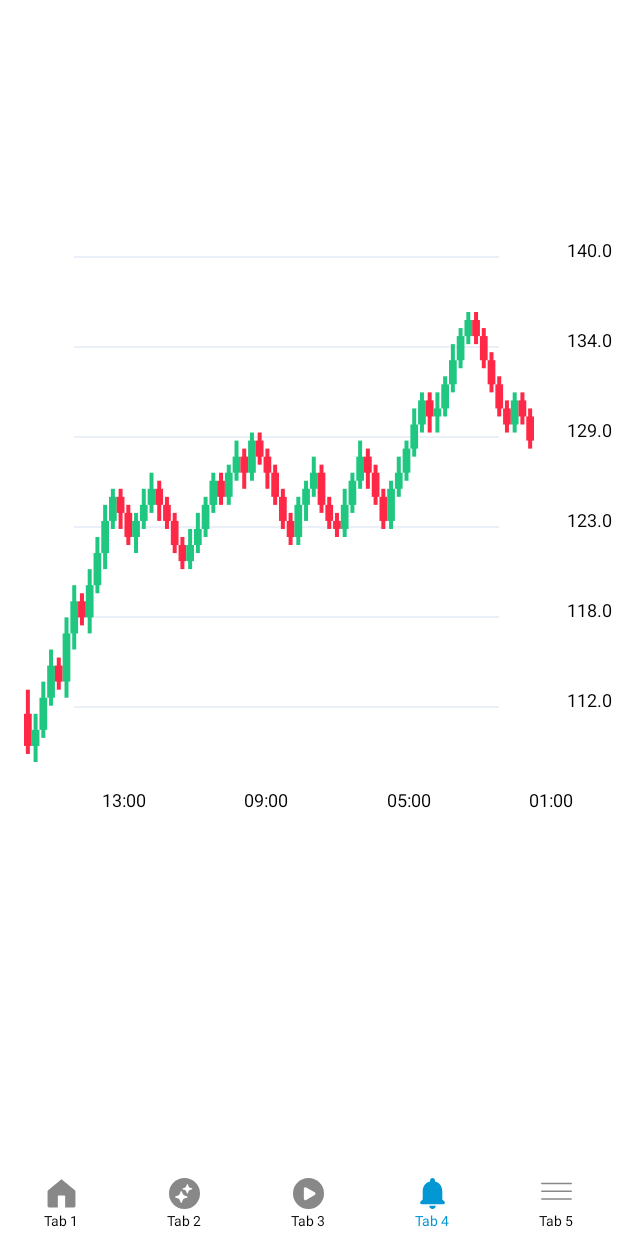
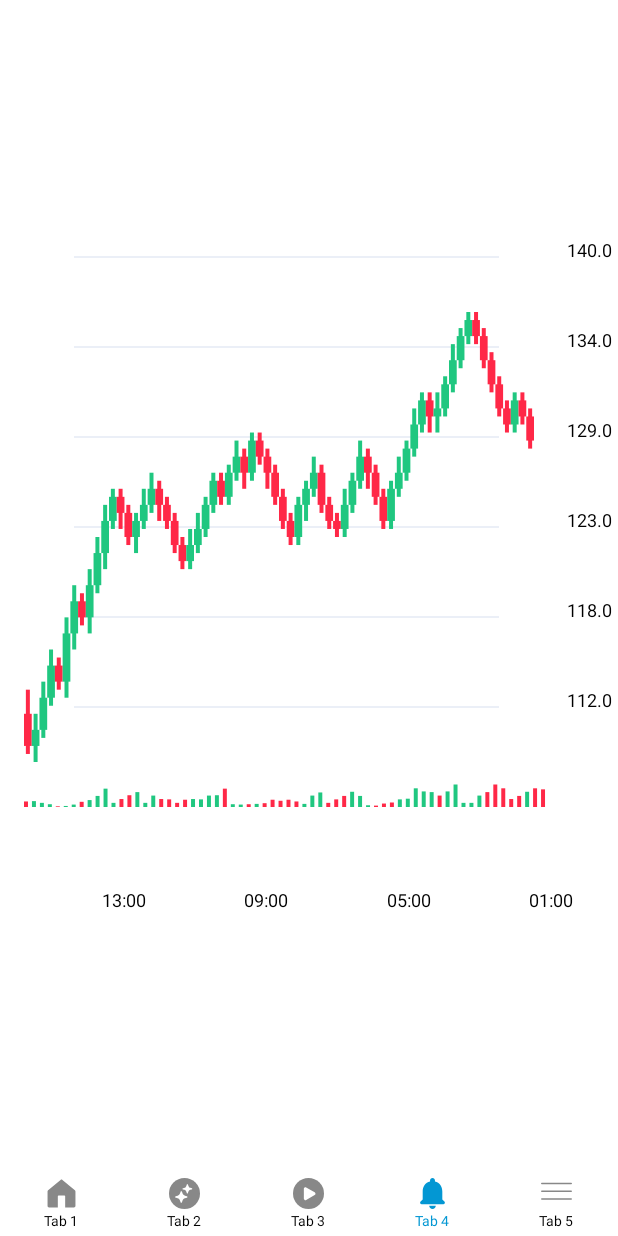
Before and after one commit to vuxbasnin/app_national_flag, an Android app built with Jetpack Compose: the screen it shows after launch (MainActivity), item 4 of the bottom bar chosen, on a phone screen of 412 x 824 dp. Run offline under Robolectric (Android 15) with nearby library versions, the phone set to English and light mode, and no system bars; our stand-ins replace Dagger/Hilt's generated code, Room's generated code, Timber, sdp/ssp sizes; libraries missing offline, so code that uses them is left out: com.chuckerteam.chucker; pictures from the network do not load.

Commit message:
update candle chart

```diff
--- a/app/src/main/java/vbn/clean/nation_flag/data/model/response/chart/DataChart.kt
+++ b/app/src/main/java/vbn/clean/nation_flag/data/model/response/chart/DataChart.kt
@@ -27,70 +27,70 @@ fun parseCandlestickData(jsonString: String): List<CandlestickData> {
 val json = """[
     {"timestamp": "2023-06-01T13:00:00Z", "open": 115.0, "close": 113.0, "high": 116.5, "low": 112.5, "volume": 1600},
     {"timestamp": "2023-06-01T14:00:00Z", "open": 113.0, "close": 114.0, "high": 115.0, "low": 112.0, "volume": 1700},
-    {"timestamp": "2023-06-01T15:00:00Z", "open": 114.0, "close": 116.0, "high": 117.0, "low": 113.5, "volume": 1800},
-    {"timestamp": "2023-06-01T16:00:00Z", "open": 116.0, "close": 118.0, "high": 119.0, "low": 115.5, "volume": 1900},
-    {"timestamp": "2023-06-01T17:00:00Z", "open": 118.0, "close": 117.0, "high": 118.5, "low": 116.5, "volume": 2000},
-    {"timestamp": "2023-06-01T18:00:00Z", "open": 117.0, "close": 120.0, "high": 121.0, "low": 116.0, "volume": 2100},
-    {"timestamp": "2023-06-01T19:00:00Z", "open": 120.0, "close": 122.0, "high": 123.0, "low": 119.0, "volume": 2200},
-    {"timestamp": "2023-06-01T20:00:00Z", "open": 122.0, "close": 121.0, "high": 122.5, "low": 120.5, "volume": 2300},
-    {"timestamp": "2023-06-01T21:00:00Z", "open": 121.0, "close": 123.0, "high": 124.0, "low": 120.0, "volume": 2400},
-    {"timestamp": "2023-06-01T22:00:00Z", "open": 123.0, "close": 125.0, "high": 126.0, "low": 122.5, "volume": 2500},
-    {"timestamp": "2023-06-01T23:00:00Z", "open": 125.0, "close": 127.0, "high": 128.0, "low": 124.0, "volume": 2600},
-    {"timestamp": "2023-06-02T00:00:00Z", "open": 127.0, "close": 128.5, "high": 129.0, "low": 126.5, "volume": 2700},
-    {"timestamp": "2023-06-02T01:00:00Z", "open": 128.5, "close": 127.5, "high": 129.0, "low": 126.5, "volume": 2800},
-    {"timestamp": "2023-06-02T02:00:00Z", "open": 127.5, "close": 126.0, "high": 128.0, "low": 125.5, "volume": 2900},
-    {"timestamp": "2023-06-02T03:00:00Z", "open": 126.0, "close": 127.0, "high": 127.5, "low": 125.0, "volume": 3000},
-    {"timestamp": "2023-06-02T04:00:00Z", "open": 127.0, "close": 128.0, "high": 129.0, "low": 126.5, "volume": 3100},
-    {"timestamp": "2023-06-02T05:00:00Z", "open": 128.0, "close": 129.0, "high": 130.0, "low": 127.5, "volume": 3200},
-    {"timestamp": "2023-06-02T06:00:00Z", "open": 129.0, "close": 128.0, "high": 129.5, "low": 127.0, "volume": 3300},
-    {"timestamp": "2023-06-02T07:00:00Z", "open": 128.0, "close": 127.0, "high": 128.5, "low": 126.5, "volume": 3400},
-    {"timestamp": "2023-06-02T08:00:00Z", "open": 127.0, "close": 125.5, "high": 127.5, "low": 125.0, "volume": 3500},
-    {"timestamp": "2023-06-02T09:00:00Z", "open": 125.5, "close": 124.5, "high": 126.0, "low": 124.0, "volume": 3600},
-    {"timestamp": "2023-06-02T10:00:00Z", "open": 124.5, "close": 125.5, "high": 126.5, "low": 124.0, "volume": 3700},
-    {"timestamp": "2023-06-02T11:00:00Z", "open": 125.5, "close": 126.5, "high": 127.5, "low": 125.0, "volume": 3800},
-    {"timestamp": "2023-06-02T12:00:00Z", "open": 126.5, "close": 128.0, "high": 128.5, "low": 126.0, "volume": 3900},
-    {"timestamp": "2023-06-02T13:00:00Z", "open": 128.0, "close": 129.5, "high": 130.0, "low": 127.5, "volume": 4000},
-    {"timestamp": "2023-06-02T14:00:00Z", "open": 129.5, "close": 128.5, "high": 130.0, "low": 128.0, "volume": 4100},
-    {"timestamp": "2023-06-02T15:00:00Z", "open": 128.5, "close": 130.0, "high": 130.5, "low": 128.0, "volume": 4200},
-    {"timestamp": "2023-06-02T16:00:00Z", "open": 130.0, "close": 131.0, "high": 132.0, "low": 129.5, "volume": 4300},
-    {"timestamp": "2023-06-02T17:00:00Z", "open": 131.0, "close": 130.0, "high": 131.5, "low": 129.0, "volume": 4400},
-    {"timestamp": "2023-06-02T18:00:00Z", "open": 130.0, "close": 132.0, "high": 132.5, "low": 129.5, "volume": 4500},
-    {"timestamp": "2023-06-02T19:00:00Z", "open": 132.0, "close": 131.0, "high": 132.5, "low": 130.5, "volume": 4600},
-    {"timestamp": "2023-06-02T20:00:00Z", "open": 131.0, "close": 130.0, "high": 131.5, "low": 129.0, "volume": 4700},
-    {"timestamp": "2023-06-02T21:00:00Z", "open": 130.0, "close": 128.5, "high": 130.5, "low": 128.0, "volume": 4800},
-    {"timestamp": "2023-06-02T22:00:00Z", "open": 128.5, "close": 127.0, "high": 129.0, "low": 126.5, "volume": 4900},
-    {"timestamp": "2023-06-02T23:00:00Z", "open": 127.0, "close": 126.0, "high": 127.5, "low": 125.5, "volume": 5000},
-    {"timestamp": "2023-06-03T00:00:00Z", "open": 126.0, "close": 128.0, "high": 128.5, "low": 125.5, "volume": 5100},
-    {"timestamp": "2023-06-03T01:00:00Z", "open": 128.0, "close": 129.0, "high": 129.5, "low": 127.0, "volume": 5200},
-    {"timestamp": "2023-06-03T02:00:00Z", "open": 129.0, "close": 130.0, "high": 131.0, "low": 128.5, "volume": 5300},
-    {"timestamp": "2023-06-03T03:00:00Z", "open": 130.0, "close": 128.0, "high": 130.5, "low": 127.5, "volume": 5400},
-    {"timestamp": "2023-06-03T04:00:00Z", "open": 128.0, "close": 127.0, "high": 128.5, "low": 126.5, "volume": 5500},
-    {"timestamp": "2023-06-03T05:00:00Z", "open": 127.0, "close": 126.5, "high": 127.5, "low": 126.0, "volume": 5600},
-    {"timestamp": "2023-06-03T06:00:00Z", "open": 126.5, "close": 128.0, "high": 129.0, "low": 126.0, "volume": 5700},
-    {"timestamp": "2023-06-03T07:00:00Z", "open": 128.0, "close": 129.5, "high": 130.0, "low": 127.5, "volume": 5800},
-    {"timestamp": "2023-06-03T08:00:00Z", "open": 129.5, "close": 131.0, "high": 132.0, "low": 129.0, "volume": 5900},
-    {"timestamp": "2023-06-03T09:00:00Z", "open": 131.0, "close": 130.0, "high": 131.5, "low": 129.0, "volume": 6000},
-    {"timestamp": "2023-06-03T10:00:00Z", "open": 130.0, "close": 128.5, "high": 130.5, "low": 128.0, "volume": 6100},
-    {"timestamp": "2023-06-03T11:00:00Z", "open": 128.5, "close": 127.0, "high": 129.0, "low": 126.5, "volume": 6200},
-    {"timestamp": "2023-06-03T12:00:00Z", "open": 127.0, "close": 129.0, "high": 129.5, "low": 126.5, "volume": 6300},
-    {"timestamp": "2023-06-03T13:00:00Z", "open": 129.0, "close": 130.0, "high": 131.0, "low": 128.5, "volume": 6400},
-    {"timestamp": "2023-06-03T14:00:00Z", "open": 130.0, "close": 131.5, "high": 132.0, "low": 129.5, "volume": 6500},
-    {"timestamp": "2023-06-03T15:00:00Z", "open": 131.5, "close": 133.0, "high": 134.0, "low": 131.0, "volume": 6600},
-    {"timestamp": "2023-06-03T16:00:00Z", "open": 133.0, "close": 134.5, "high": 135.0, "low": 132.5, "volume": 6700},
-    {"timestamp": "2023-06-03T17:00:00Z", "open": 134.5, "close": 133.5, "high": 135.0, "low": 132.5, "volume": 6800},
-    {"timestamp": "2023-06-03T18:00:00Z", "open": 133.5, "close": 134.0, "high": 135.0, "low": 132.5, "volume": 6900},
-    {"timestamp": "2023-06-03T19:00:00Z", "open": 134.0, "close": 135.5, "high": 136.0, "low": 133.5, "volume": 7000},
-    {"timestamp": "2023-06-03T20:00:00Z", "open": 135.5, "close": 137.0, "high": 138.0, "low": 135.0, "volume": 7100},
-    {"timestamp": "2023-06-03T21:00:00Z", "open": 137.0, "close": 138.5, "high": 139.0, "low": 136.5, "volume": 7200},
-    {"timestamp": "2023-06-03T22:00:00Z", "open": 138.5, "close": 139.5, "high": 140.0, "low": 138.0, "volume": 7300},
-    {"timestamp": "2023-06-03T23:00:00Z", "open": 139.5, "close": 138.5, "high": 140.0, "low": 138.0, "volume": 7400},
-    {"timestamp": "2023-06-04T00:00:00Z", "open": 138.5, "close": 137.0, "high": 139.0, "low": 136.5, "volume": 7500},
-    {"timestamp": "2023-06-04T01:00:00Z", "open": 137.0, "close": 135.5, "high": 137.5, "low": 135.0, "volume": 7600},
-    {"timestamp": "2023-06-04T02:00:00Z", "open": 135.5, "close": 134.0, "high": 136.0, "low": 133.5, "volume": 7700},
-    {"timestamp": "2023-06-04T03:00:00Z", "open": 134.0, "close": 133.0, "high": 134.5, "low": 132.5, "volume": 7800},
-    {"timestamp": "2023-06-04T04:00:00Z", "open": 133.0, "close": 134.5, "high": 135.0, "low": 132.5, "volume": 7900},
-    {"timestamp": "2023-06-04T05:00:00Z", "open": 134.5, "close": 133.5, "high": 135.0, "low": 133.0, "volume": 8000},
-    {"timestamp": "2023-06-04T06:00:00Z", "open": 133.5, "close": 132.0, "high": 134.0, "low": 131.5, "volume": 8100}
+    {"timestamp": "2023-06-01T15:00:00Z", "open": 114.0, "close": 116.0, "high": 117.0, "low": 113.5, "volume": 1200},
+    {"timestamp": "2023-06-01T16:00:00Z", "open": 116.0, "close": 118.0, "high": 119.0, "low": 115.5, "volume": 800},
+    {"timestamp": "2023-06-01T17:00:00Z", "open": 118.0, "close": 117.0, "high": 118.5, "low": 116.5, "volume": 200},
+    {"timestamp": "2023-06-01T18:00:00Z", "open": 117.0, "close": 120.0, "high": 121.0, "low": 116.0, "volume": 300},
+    {"timestamp": "2023-06-01T19:00:00Z", "open": 120.0, "close": 122.0, "high": 123.0, "low": 119.0, "volume": 700},
+    {"timestamp": "2023-06-01T20:00:00Z", "open": 122.0, "close": 121.0, "high": 122.5, "low": 120.5, "volume": 1500},
+    {"timestamp": "2023-06-01T21:00:00Z", "open": 121.0, "close": 123.0, "high": 124.0, "low": 120.0, "volume": 2000},
+    {"timestamp": "2023-06-01T22:00:00Z", "open": 123.0, "close": 125.0, "high": 126.0, "low": 122.5, "volume": 3200},
+    {"timestamp": "2023-06-01T23:00:00Z", "open": 125.0, "close": 127.0, "high": 128.0, "low": 124.0, "volume": 5300},
+    {"timestamp": "2023-06-02T00:00:00Z", "open": 127.0, "close": 128.5, "high": 129.0, "low": 126.5, "volume": 1200},
+    {"timestamp": "2023-06-02T01:00:00Z", "open": 128.5, "close": 127.5, "high": 129.0, "low": 126.5, "volume": 2300},
+    {"timestamp": "2023-06-02T02:00:00Z", "open": 127.5, "close": 126.0, "high": 128.0, "low": 125.5, "volume": 3400},
+    {"timestamp": "2023-06-02T03:00:00Z", "open": 126.0, "close": 127.0, "high": 127.5, "low": 125.0, "volume": 4300},
+    {"timestamp": "2023-06-02T04:00:00Z", "open": 127.0, "close": 128.0, "high": 129.0, "low": 126.5, "volume": 1200},
+    {"timestamp": "2023-06-02T05:00:00Z", "open": 128.0, "close": 129.0, "high": 130.0, "low": 127.5, "volume": 3300},
+    {"timestamp": "2023-06-02T06:00:00Z", "open": 129.0, "close": 128.0, "high": 129.5, "low": 127.0, "volume": 2300},
+    {"timestamp": "2023-06-02T07:00:00Z", "open": 128.0, "close": 127.0, "high": 128.5, "low": 126.5, "volume": 2200},
+    {"timestamp": "2023-06-02T08:00:00Z", "open": 127.0, "close": 125.5, "high": 127.5, "low": 125.0, "volume": 1200},
+    {"timestamp": "2023-06-02T09:00:00Z", "open": 125.5, "close": 124.5, "high": 126.0, "low": 124.0, "volume": 2100},
+    {"timestamp": "2023-06-02T10:00:00Z", "open": 124.5, "close": 125.5, "high": 126.5, "low": 124.0, "volume": 2300},
+    {"timestamp": "2023-06-02T11:00:00Z", "open": 125.5, "close": 126.5, "high": 127.5, "low": 125.0, "volume": 2200},
+    {"timestamp": "2023-06-02T12:00:00Z", "open": 126.5, "close": 128.0, "high": 128.5, "low": 126.0, "volume": 3300},
+    {"timestamp": "2023-06-02T13:00:00Z", "open": 128.0, "close": 129.5, "high": 130.0, "low": 127.5, "volume": 3400},
+    {"timestamp": "2023-06-02T14:00:00Z", "open": 129.5, "close": 128.5, "high": 130.0, "low": 128.0, "volume": 5300},
+    {"timestamp": "2023-06-02T15:00:00Z", "open": 128.5, "close": 130.0, "high": 130.5, "low": 128.0, "volume": 800},
+    {"timestamp": "2023-06-02T16:00:00Z", "open": 130.0, "close": 131.0, "high": 132.0, "low": 129.5, "volume": 700},
+    {"timestamp": "2023-06-02T17:00:00Z", "open": 131.0, "close": 130.0, "high": 131.5, "low": 129.0, "volume": 800},
+    {"timestamp": "2023-06-02T18:00:00Z", "open": 130.0, "close": 132.0, "high": 132.5, "low": 129.5, "volume": 900},
+    {"timestamp": "2023-06-02T19:00:00Z", "open": 132.0, "close": 131.0, "high": 132.5, "low": 130.5, "volume": 1100},
+    {"timestamp": "2023-06-02T20:00:00Z", "open": 131.0, "close": 130.0, "high": 131.5, "low": 129.0, "volume": 2100},
+    {"timestamp": "2023-06-02T21:00:00Z", "open": 130.0, "close": 128.5, "high": 130.5, "low": 128.0, "volume": 1800},
+    {"timestamp": "2023-06-02T22:00:00Z", "open": 128.5, "close": 127.0, "high": 129.0, "low": 126.5, "volume": 2100},
+    {"timestamp": "2023-06-02T23:00:00Z", "open": 127.0, "close": 126.0, "high": 127.5, "low": 125.5, "volume": 1600},
+    {"timestamp": "2023-06-03T00:00:00Z", "open": 126.0, "close": 128.0, "high": 128.5, "low": 125.5, "volume": 900},
+    {"timestamp": "2023-06-03T01:00:00Z", "open": 128.0, "close": 129.0, "high": 129.5, "low": 127.0, "volume": 3300},
+    {"timestamp": "2023-06-03T02:00:00Z", "open": 129.0, "close": 130.0, "high": 131.0, "low": 128.5, "volume": 4200},
+    {"timestamp": "2023-06-03T03:00:00Z", "open": 130.0, "close": 128.0, "high": 130.5, "low": 127.5, "volume": 1200},
+    {"timestamp": "2023-06-03T04:00:00Z", "open": 128.0, "close": 127.0, "high": 128.5, "low": 126.5, "volume": 2200},
+    {"timestamp": "2023-06-03T05:00:00Z", "open": 127.0, "close": 126.5, "high": 127.5, "low": 126.0, "volume": 3200},
+    {"timestamp": "2023-06-03T06:00:00Z", "open": 126.5, "close": 128.0, "high": 129.0, "low": 126.0, "volume": 4400},
+    {"timestamp": "2023-06-03T07:00:00Z", "open": 128.0, "close": 129.5, "high": 130.0, "low": 127.5, "volume": 3200},
+    {"timestamp": "2023-06-03T08:00:00Z", "open": 129.5, "close": 131.0, "high": 132.0, "low": 129.0, "volume": 500},
+    {"timestamp": "2023-06-03T09:00:00Z", "open": 131.0, "close": 130.0, "high": 131.5, "low": 129.0, "volume": 400},
+    {"timestamp": "2023-06-03T10:00:00Z", "open": 130.0, "close": 128.5, "high": 130.5, "low": 128.0, "volume": 1000},
+    {"timestamp": "2023-06-03T11:00:00Z", "open": 128.5, "close": 127.0, "high": 129.0, "low": 126.5, "volume": 1300},
+    {"timestamp": "2023-06-03T12:00:00Z", "open": 127.0, "close": 129.0, "high": 129.5, "low": 126.5, "volume": 2200},
+    {"timestamp": "2023-06-03T13:00:00Z", "open": 129.0, "close": 130.0, "high": 131.0, "low": 128.5, "volume": 2400},
+    {"timestamp": "2023-06-03T14:00:00Z", "open": 130.0, "close": 131.5, "high": 132.0, "low": 129.5, "volume": 5400},
+    {"timestamp": "2023-06-03T15:00:00Z", "open": 131.5, "close": 133.0, "high": 134.0, "low": 131.0, "volume": 4500},
+    {"timestamp": "2023-06-03T16:00:00Z", "open": 133.0, "close": 134.5, "high": 135.0, "low": 132.5, "volume": 4300},
+    {"timestamp": "2023-06-03T17:00:00Z", "open": 134.5, "close": 133.5, "high": 135.0, "low": 132.5, "volume": 3300},
+    {"timestamp": "2023-06-03T18:00:00Z", "open": 133.5, "close": 134.0, "high": 135.0, "low": 132.5, "volume": 4500},
+    {"timestamp": "2023-06-03T19:00:00Z", "open": 134.0, "close": 135.5, "high": 136.0, "low": 133.5, "volume": 6500},
+    {"timestamp": "2023-06-03T20:00:00Z", "open": 135.5, "close": 137.0, "high": 138.0, "low": 135.0, "volume": 1200},
+    {"timestamp": "2023-06-03T21:00:00Z", "open": 137.0, "close": 138.5, "high": 139.0, "low": 136.5, "volume": 1200},
+    {"timestamp": "2023-06-03T22:00:00Z", "open": 138.5, "close": 139.5, "high": 140.0, "low": 138.0, "volume": 3300},
+    {"timestamp": "2023-06-03T23:00:00Z", "open": 139.5, "close": 138.5, "high": 140.0, "low": 138.0, "volume": 4300},
+    {"timestamp": "2023-06-04T00:00:00Z", "open": 138.5, "close": 137.0, "high": 139.0, "low": 136.5, "volume": 6500},
+    {"timestamp": "2023-06-04T01:00:00Z", "open": 137.0, "close": 135.5, "high": 137.5, "low": 135.0, "volume": 5400},
+    {"timestamp": "2023-06-04T02:00:00Z", "open": 135.5, "close": 134.0, "high": 136.0, "low": 133.5, "volume": 2300},
+    {"timestamp": "2023-06-04T03:00:00Z", "open": 134.0, "close": 133.0, "high": 134.5, "low": 132.5, "volume": 3200},
+    {"timestamp": "2023-06-04T04:00:00Z", "open": 133.0, "close": 134.5, "high": 135.0, "low": 132.5, "volume": 4400},
+    {"timestamp": "2023-06-04T05:00:00Z", "open": 134.5, "close": 133.5, "high": 135.0, "low": 133.0, "volume": 5400},
+    {"timestamp": "2023-06-04T06:00:00Z", "open": 133.5, "close": 132.0, "high": 134.0, "low": 131.5, "volume": 5100}
   ]
 """
 
--- a/app/src/main/java/vbn/clean/nation_flag/presentation/core/base_chart/CandleChart.kt
+++ b/app/src/main/java/vbn/clean/nation_flag/presentation/core/base_chart/CandleChart.kt
@@ -1,10 +1,8 @@
 package vbn.clean.nation_flag.presentation.core.base_chart
 
 import android.graphics.Color.BLACK
-import android.graphics.Color.GREEN
 import android.graphics.Paint
 import androidx.compose.foundation.Canvas
-import androidx.compose.foundation.layout.Column
 import androidx.compose.runtime.Composable
 import androidx.compose.runtime.remember
 import androidx.compose.ui.Modifier
@@ -41,6 +39,8 @@ fun CandleChart(listData: List<CandlestickData>, modifier: Modifier) {
     }
 
     Canvas(modifier = modifier) {
+        val textWidth = textPaint.measureText("118.0")
+        drawVolumes(listData, colorUp, colorDown, textWidth)
         val spacePerHour = (size.width - spacing) / listData.size
         (listData.indices).forEachIndexed { index, data ->
             if (index % 20 == 0) {
@@ -52,7 +52,7 @@ fun CandleChart(listData: List<CandlestickData>, modifier: Modifier) {
                     drawText(
                         hour,
                         spacing + index * spacePerHour,
-                        size.height,
+                        size.height + 100,
                         textPaint
                     )
                 }
@@ -60,7 +60,6 @@ fun CandleChart(listData: List<CandlestickData>, modifier: Modifier) {
         }
 
         val priceStep = (upperValue - lowerValue) / 5f
-        val textWidth = textPaint.measureText("118.0")
         (0..5).forEach { i ->
             drawContext.canvas.nativeCanvas.apply {
                 drawText(
@@ -96,7 +95,6 @@ fun DrawScope.drawCandlesticks(
     val sizeMargin = size.height / 10
 
     val candleWidth = (size.width - textWidth - textWidth / 3) / candlesticks.size
-    val numberCandle = (size.width - textWidth - textWidth / 3) / candleWidth
 
     candlesticks.forEachIndexed { index, candlestick ->
         val openY =
@@ -138,3 +136,27 @@ fun DrawScope.drawCandlesticks(
         )
     }
 }
+
+fun DrawScope.drawVolumes(candlesticks: List<CandlestickData>, colorUp: Color, colorDown: Color, textWidth: Float) {
+    val maxVolume = candlesticks.maxOf { it.volume }
+
+    val candleWidth = (size.width - textWidth) / candlesticks.size
+
+    candlesticks.forEachIndexed { index, candlestick ->
+        val volumeHeight = size.height * (candlestick.volume / maxVolume.toFloat()) / 20
+        val color = if (candlestick.close > candlestick.open) colorUp else colorDown
+
+        // Draw volume bar
+        drawRect(
+            color = color,
+            topLeft = Offset(
+                x = index * candleWidth,
+                y = size.height - volumeHeight
+            ),
+            size = androidx.compose.ui.geometry.Size(
+                width = candleWidth / 2,
+                height = volumeHeight
+            )
+        )
+    }
+}
--- a/app/src/main/java/vbn/clean/nation_flag/presentation/feature/m04/M04Fragment.kt
+++ b/app/src/main/java/vbn/clean/nation_flag/presentation/feature/m04/M04Fragment.kt
@@ -4,6 +4,7 @@ import android.os.Bundle
 import android.view.LayoutInflater
 import android.view.View
 import android.view.ViewGroup
+import androidx.compose.foundation.Canvas
 import androidx.compose.foundation.background
 import androidx.compose.foundation.layout.Arrangement
 import androidx.compose.foundation.layout.Column
@@ -15,7 +16,9 @@ import androidx.compose.ui.Alignment.Companion.CenterHorizontally
 import androidx.compose.ui.Modifier
 import androidx.compose.ui.graphics.Color
 import androidx.compose.ui.platform.ComposeView
+import androidx.compose.ui.res.colorResource
 import androidx.compose.ui.unit.dp
+import vbn.clean.nation_flag.R
 import vbn.clean.nation_flag.data.model.response.chart.candlestickData
 import vbn.clean.nation_flag.data.model.response.chart.json
 import vbn.clean.nation_flag.data.model.response.chart.parseCandlestickData
@@ -23,6 +26,7 @@ import vbn.clean.nation_flag.databinding.M04FragmentBinding
 import vbn.clean.nation_flag.presentation.core.base.BaseFragment
 import vbn.clean.nation_flag.presentation.core.base_chart.CandleChart
 import vbn.clean.nation_flag.presentation.core.base_chart.LineChart
+import vbn.clean.nation_flag.presentation.core.base_chart.drawVolumes
 
 class M04Fragment : BaseFragment<M04FragmentBinding>(M04FragmentBinding::inflate) {
     val data = listOf(
```
